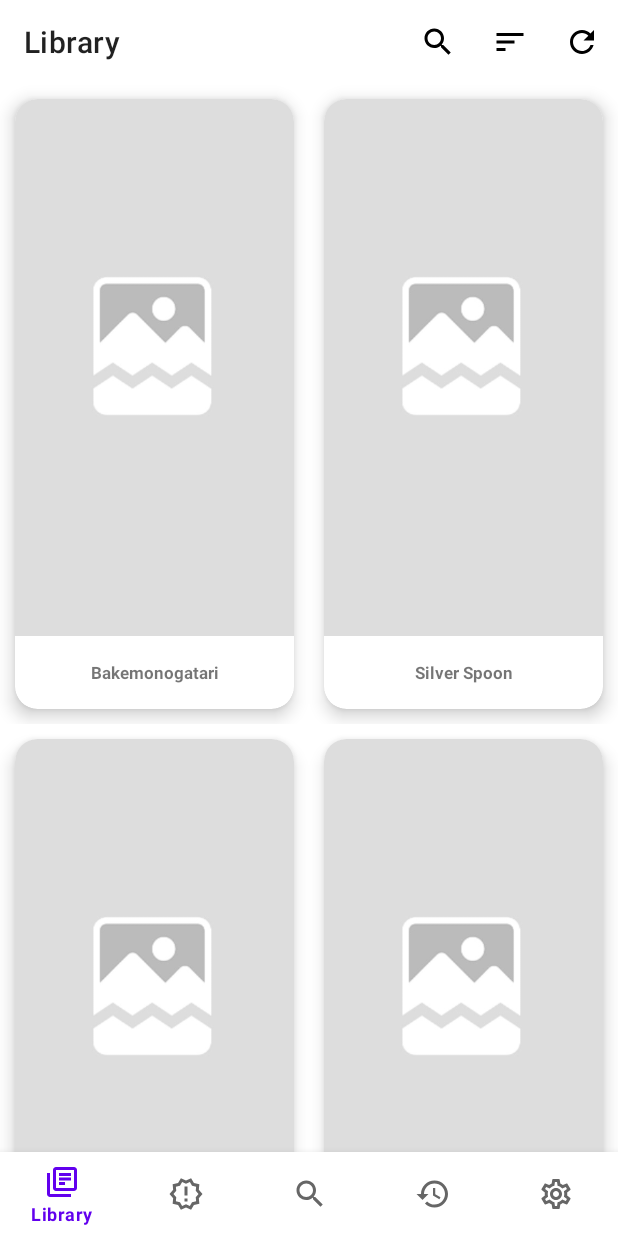
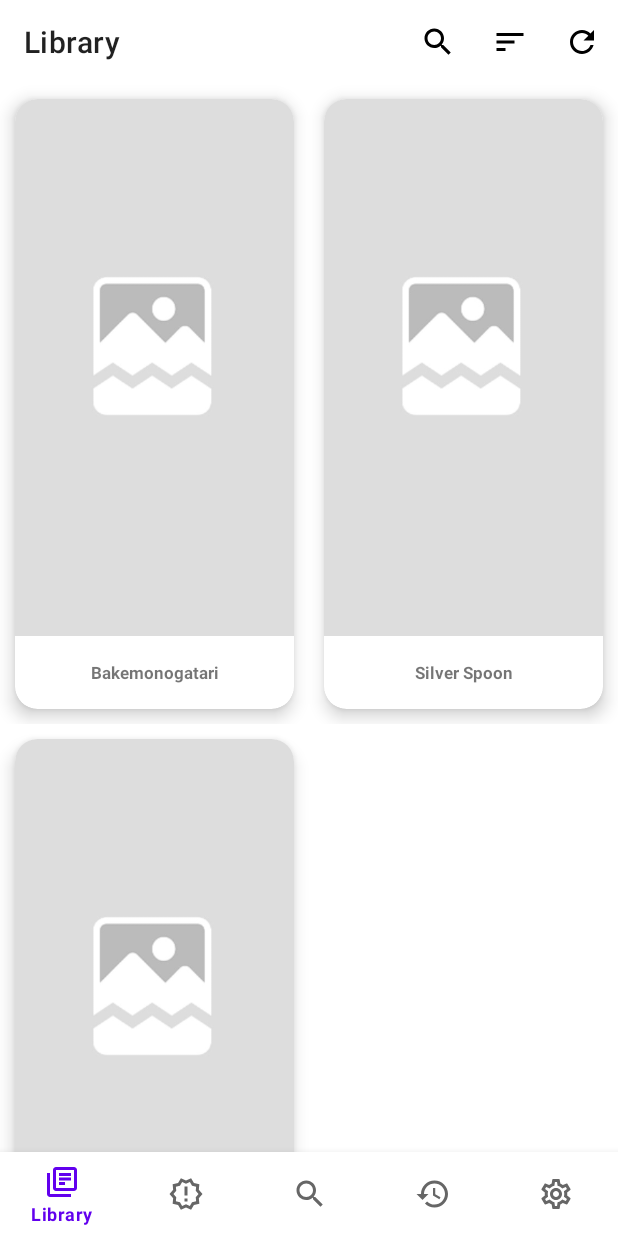
Before and after one commit to vk1cd314/Tsundoku, an Android app: the Library screen opened directly, with no data from a screen before it, on a phone screen of 412 x 824 dp. Run offline under Robolectric (Android 15) with nearby library versions, the phone set to English and light mode, and no system bars; our stand-ins replace navigation-ui; pictures from the network do not load.

```diff
--- a/app/src/main/java/com/tsunderead/tsundoku/main/Library.kt
+++ b/app/src/main/java/com/tsunderead/tsundoku/main/Library.kt
@@ -1,10 +1,14 @@
 package com.tsunderead.tsundoku.main
 
+import android.annotation.SuppressLint
+import android.os.Build
 import android.os.Bundle
+import android.util.Log
 import androidx.fragment.app.Fragment
 import android.view.LayoutInflater
 import android.view.View
 import android.view.ViewGroup
+import androidx.annotation.RequiresApi
 import androidx.databinding.DataBindingUtil.setContentView
 import androidx.recyclerview.widget.GridLayoutManager
 import androidx.recyclerview.widget.LinearLayoutManager
@@ -14,6 +18,7 @@ import com.tsunderead.tsundoku.R
 import com.tsunderead.tsundoku.databinding.FragmentLibraryBinding
 import com.tsunderead.tsundoku.manga_card_cell.CardCellAdapter
 import com.tsunderead.tsundoku.manga_card_cell.Manga
+import com.tsunderead.tsundoku.offlinedb.LibraryDBHelper
 
 class Library : Fragment() {
     private var fragmentLibraryBinding: FragmentLibraryBinding? = null
@@ -24,9 +29,7 @@ class Library : Fragment() {
     private lateinit var mangaList : ArrayList<Manga>
     private lateinit var covers : Array<Int>
 
-    override fun onCreate(savedInstanceState: Bundle?) {
-        super.onCreate(savedInstanceState)
-    }
+    private lateinit var libraryDBHandler : LibraryDBHelper
 
     override fun onCreateView(
         inflater: LayoutInflater, container: ViewGroup?,
@@ -46,7 +49,7 @@ class Library : Fragment() {
         super.onViewCreated(view, savedInstanceState)
 
         dataInit()
-        val layoutManager = StaggeredGridLayoutManager( 2, StaggeredGridLayoutManager.VERTICAL)
+        val layoutManager = StaggeredGridLayoutManager(2, StaggeredGridLayoutManager.VERTICAL)
         recyclerView = fragmentLibraryBinding?.libraryRecylerView ?: recyclerView
         recyclerView.layoutManager = layoutManager
         recyclerView.setHasFixedSize(true)
@@ -65,18 +68,23 @@ class Library : Fragment() {
         }
     }
 
+    @SuppressLint("Range", "UseRequireInsteadOfGet")
     private fun dataInit() {
         mangaList = arrayListOf<Manga>()
 
-        val manga1 = Manga("https://uploads.mangadex.org/covers/4265c437-7d57-4d31-9b1d-0e574a07b7b7/3ae9eed7-b8a7-47b4-945e-09fd55e267ec.jpg", "Nisio Isin", "Bakemonogatari", "4265c437-7d57-4d31-9b1d-0e574a07b7b7")
-        mangaList.add(manga1)
-        val manga2 = Manga("https://uploads.mangadex.org/covers/3316f5cb-c828-4ad4-b350-5bb474da9542/159fe55f-260a-4597-9dbf-8ae06e786b29.jpg", "Arakawa Hiromu", "Silver Spoon", "3316f5cb-c828-4ad4-b350-5bb474da9542")
-        mangaList.add(manga2)
-        val manga3 = Manga("https://uploads.mangadex.org/covers/801513ba-a712-498c-8f57-cae55b38cc92/2a61abcb-8e6e-460d-8551-1caa93e09e39.jpg", "Kentaro Miura", "Berserk", "801513ba-a712-498c-8f57-cae55b38cc92")
-        mangaList.add(manga3)
-        mangaList.add(manga3)
-        mangaList.add(manga3)
-        mangaList.add(manga3)
-        mangaList.add(manga3)
+        libraryDBHandler = this@Library.context?.let { LibraryDBHelper(it, null) }!!
+        val cursor = libraryDBHandler.getAllManga()
+        cursor.moveToFirst()
+
+        while (!cursor.isAfterLast) {
+            val manga = Manga("1", "2", "3", "4")
+            manga.mangaId = cursor.getString(cursor.getColumnIndex(LibraryDBHelper.COLUMN_MANGAID))
+            manga.author = cursor.getString(cursor.getColumnIndex(LibraryDBHelper.COLUMN_AUTHOR))
+            manga.cover = cursor.getString(cursor.getColumnIndex(LibraryDBHelper.COLUMN_COVER))
+            manga.title = cursor.getString(cursor.getColumnIndex(LibraryDBHelper.COLUMN_TITLE))
+            mangaList.add(manga)
+
+            cursor.moveToNext()
+        }
     }
 }
--- a/app/src/main/java/com/tsunderead/tsundoku/main/MainActivity.kt
+++ b/app/src/main/java/com/tsunderead/tsundoku/main/MainActivity.kt
@@ -1,19 +1,10 @@
 package com.tsunderead.tsundoku.main
 
 import android.os.Bundle
-import android.util.Log
 import android.view.ViewGroup
-import androidx.appcompat.app.ActionBar
 import androidx.appcompat.app.AppCompatActivity
-import androidx.appcompat.widget.Toolbar
 import androidx.coordinatorlayout.widget.CoordinatorLayout
-import androidx.fragment.app.Fragment
-import androidx.lifecycle.LiveData
-import androidx.navigation.NavController
-import androidx.navigation.findNavController
 import androidx.navigation.fragment.NavHostFragment
-import androidx.navigation.ui.AppBarConfiguration
-import androidx.navigation.ui.NavigationUI
 import androidx.navigation.ui.setupWithNavController
 import com.google.android.material.behavior.HideBottomViewOnScrollBehavior
 import com.google.android.material.bottomnavigation.BottomNavigationView
@@ -21,17 +12,17 @@ import com.tsunderead.tsundoku.R
 import com.tsunderead.tsundoku.databinding.ActivityMainBinding
 import com.tsunderead.tsundoku.manga_card_cell.Manga
 import com.tsunderead.tsundoku.manga_card_cell.mangaList
-import kotlinx.coroutines.CoroutineScope
-import kotlinx.coroutines.Dispatchers
-import kotlinx.coroutines.launch
+import com.tsunderead.tsundoku.offlinedb.LibraryDBHelper
 
 class MainActivity : AppCompatActivity() {
     private lateinit var binding: ActivityMainBinding
+    private val libraryDBHandler = LibraryDBHelper(this, null)
 
     override fun onCreate(savedInstanceState: Bundle?) {
         super.onCreate(savedInstanceState)
         binding = ActivityMainBinding.inflate(layoutInflater)
         setContentView(binding.root)
+        addToDatabase()
         val bottomNavigationView = binding.bottomNavigationView
         val navHostFragment = supportFragmentManager.findFragmentById(R.id.fragmentContainerView) as NavHostFragment
         val navController = navHostFragment.navController
@@ -39,6 +30,19 @@ class MainActivity : AppCompatActivity() {
             showBottomNav(bottomNavigationView, true)
         }
         bottomNavigationView.setupWithNavController(navController)
+    }
+
+    private fun addToDatabase() {
+        val manga1 = Manga("https://uploads.mangadex.org/covers/4265c437-7d57-4d31-9b1d-0e574a07b7b7/3ae9eed7-b8a7-47b4-945e-09fd55e267ec.jpg",
+            "Nisio Isin", "Bakemonogatari", "4265c437-7d57-4d31-9b1d-0e574a07b7b7")
+        val manga2 = Manga("https://uploads.mangadex.org/covers/3316f5cb-c828-4ad4-b350-5bb474da9542/159fe55f-260a-4597-9dbf-8ae06e786b29.jpg",
+            "Arakawa Hiromu", "Silver Spoon", "3316f5cb-c828-4ad4-b350-5bb474da9542")
+        val manga3 = Manga("https://uploads.mangadex.org/covers/801513ba-a712-498c-8f57-cae55b38cc92/2a61abcb-8e6e-460d-8551-1caa93e09e39.jpg",
+            "Kentaro Miura", "Berserk", "801513ba-a712-498c-8f57-cae55b38cc92")
+        libraryDBHandler.insertManga(manga1)
+        libraryDBHandler.insertManga(manga2)
+        libraryDBHandler.insertManga(manga3)
+//        libraryDBHandler.close()
     }
 
     private fun showBottomNav(bottomNavigationView: BottomNavigationView, isVisible: Boolean) {
--- /dev/null
+++ b/app/src/main/java/com/tsunderead/tsundoku/offlinedb/LibraryDBHelper.kt
@@ -0,0 +1,80 @@
+package com.tsunderead.tsundoku.offlinedb
+
+import android.annotation.SuppressLint
+import android.content.ContentValues
+import android.content.Context
+import android.database.Cursor
+import android.database.sqlite.SQLiteDatabase
+import android.database.sqlite.SQLiteOpenHelper
+import android.util.Log
+import com.tsunderead.tsundoku.manga_card_cell.Manga
+
+class LibraryDBHelper(context: Context, factory: SQLiteDatabase.CursorFactory?) :
+    SQLiteOpenHelper(context, DATABASE_NAME, factory, DATABASE_VERSION){
+    override fun onCreate(db: SQLiteDatabase?) {
+        Log.i("DB", "CREATED")
+        db?.execSQL(
+            "CREATE TABLE $TABLE_NAME " +
+                    "($COLUMN_MANGAID TEXT PRIMARY KEY, $COLUMN_AUTHOR TEXT, " +
+                    "$COLUMN_COVER TEXT, $COLUMN_TITLE TEXT)"
+        )
+    }
+
+    override fun onUpgrade(db: SQLiteDatabase?, oldVersion: Int, newVersion: Int) {
+        db?.execSQL("DROP TABLE IF EXISTS $TABLE_NAME")
+        onCreate(db)
+    }
+
+    @SuppressLint("Recycle", "Range")
+    fun insertManga(manga: Manga) {
+        val values = ContentValues()
+        values.put(COLUMN_MANGAID, manga.mangaId)
+        values.put(COLUMN_AUTHOR, manga.author)
+        values.put(COLUMN_COVER, manga.cover)
+        values.put(COLUMN_TITLE, manga.title)
+        Log.i("Inserting Manga", manga.toString())
+
+        val db = this.writableDatabase
+        val success = db.insert(TABLE_NAME, null, values)
+        if (Integer.parseInt("$success") != -1) run {
+            Log.i("Adding", "Succeded")
+        } else {
+            Log.i("HUH", "WHY")
+        }
+        db.close()
+    }
+
+    fun updateManga(mangaId: String, manga: Manga) {
+        val values = ContentValues()
+        values.put(COLUMN_MANGAID, manga.mangaId)
+        values.put(COLUMN_AUTHOR, manga.author)
+        values.put(COLUMN_COVER, manga.cover)
+        values.put(COLUMN_TITLE, manga.title)
+
+        val db = this.writableDatabase
+        db.update(TABLE_NAME, values, "$COLUMN_MANGAID = ?", arrayOf(mangaId))
+        db.close()
+    }
+
+    fun deleteManga(mangaId: String) {
+        val db = this.writableDatabase
+        db.delete(TABLE_NAME, "$COLUMN_MANGAID = ?", arrayOf(mangaId))
+        db.close()
+    }
+
+    fun getAllManga(): Cursor {
+        val db = this.readableDatabase
+        return db.rawQuery("SELECT * FROM $TABLE_NAME", null)
+    }
+
+    companion object Constants {
+        const val DATABASE_VERSION = 14
+        const val DATABASE_NAME = "LibraryDBfile.db"
+        const val TABLE_NAME = "LibraryManga"
+
+        const val COLUMN_MANGAID = "mangaId"
+        const val COLUMN_AUTHOR = "author"
+        const val COLUMN_TITLE = "title"
+        const val COLUMN_COVER = "cover"
+    }
+}
```
